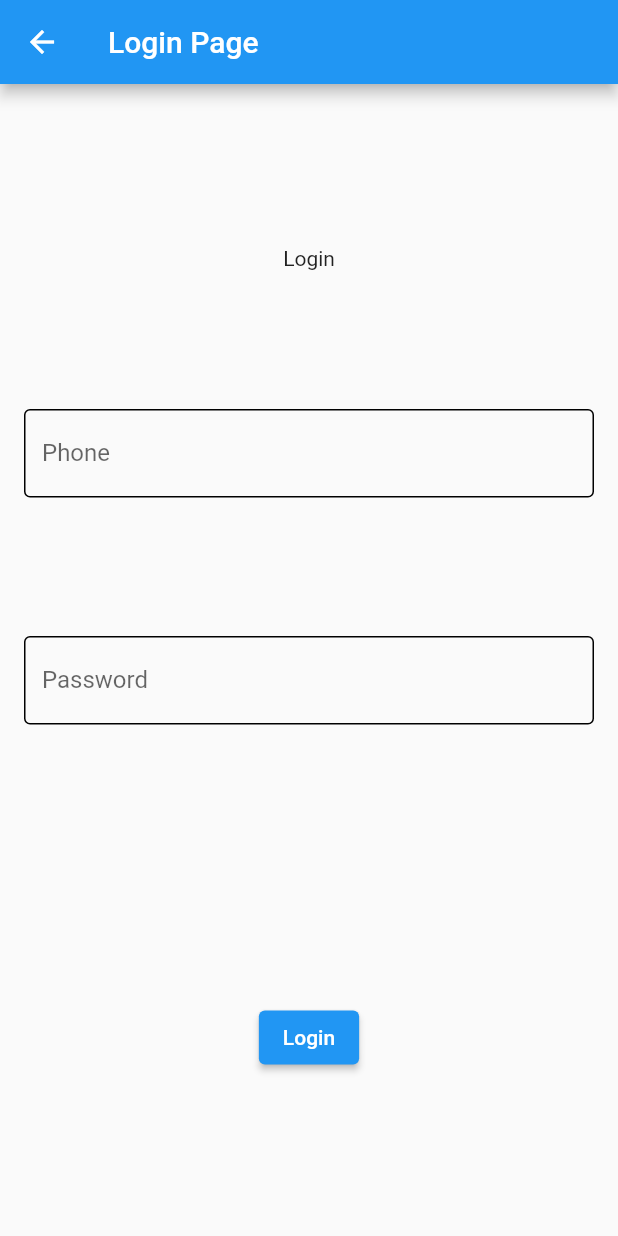
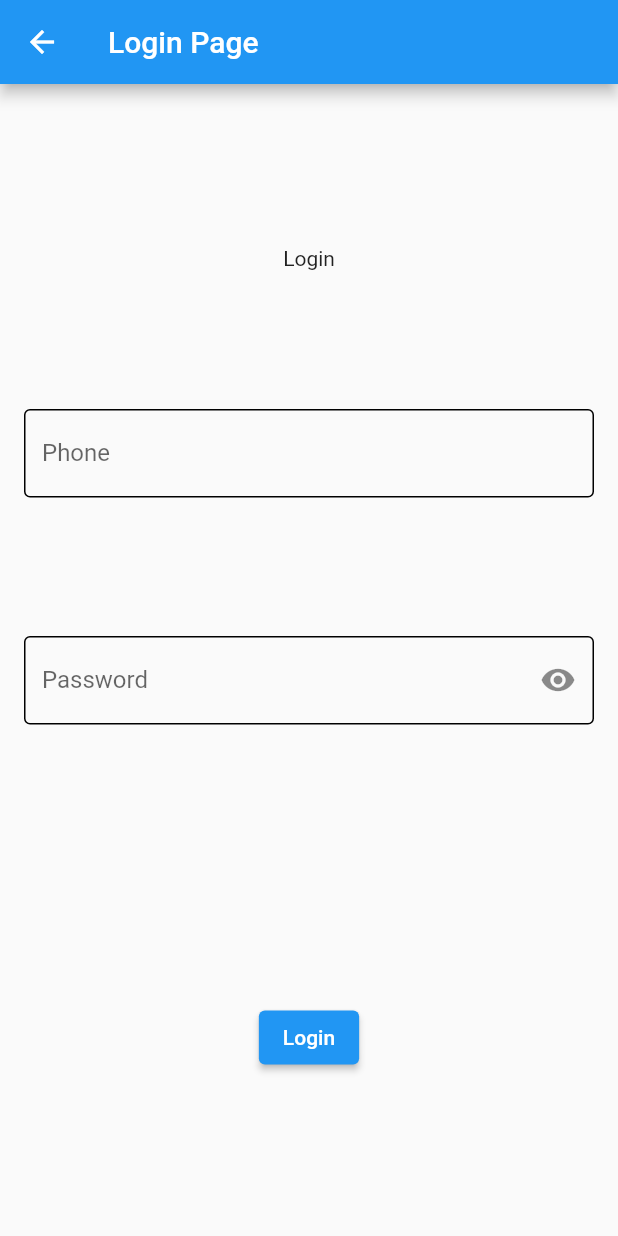
Before and after one commit to Jamshid1901/foode_app, a Flutter app: the LoginPage screen opened directly, on a phone screen of 412 x 824 dp. Run offline on Flutter 3.47's test engine with Material 2 defaults, Android fonts, the phone set to English and light mode, and no system bars; our stand-ins replace cloud_firestore, firebase_auth, firebase_core, firebase_storage, flutter_screenutil, image_cropper and 3 more; accounts and stored records are empty.

Commit message:
- add visibility

```diff
--- /dev/null
+++ b/lib/controller/app_cotroller.dart
@@ -0,0 +1,12 @@
+import 'package:flutter/cupertino.dart';
+
+class AppController extends ChangeNotifier{
+  bool isVisibility = true;
+
+
+  onChange(){
+    isVisibility = !isVisibility;
+    notifyListeners();
+  }
+
+}
--- a/lib/main.dart
+++ b/lib/main.dart
@@ -1,6 +1,7 @@
 import 'package:firebase_core/firebase_core.dart';
 import 'package:flutter/material.dart';
 import 'package:flutter_screenutil/flutter_screenutil.dart';
+import 'package:foode_app/controller/app_cotroller.dart';
 import 'package:foode_app/controller/auth_controller.dart';
 import 'package:foode_app/controller/user_controller.dart';
 import 'package:provider/provider.dart';
@@ -21,7 +22,8 @@ class MyApp extends StatelessWidget {
     return MultiProvider(
       providers: [
         ChangeNotifierProvider(create: (context) => AuthController()),
-        ChangeNotifierProvider(create: (context) => UserController())
+        ChangeNotifierProvider(create: (context) => UserController()),
+        ChangeNotifierProvider(create: (context) => AppController())
       ],
       child: ScreenUtilInit(
           designSize: const Size(360, 690),
--- a/lib/view/component/custom_text_from.dart
+++ b/lib/view/component/custom_text_from.dart
@@ -1,27 +1,43 @@
 import 'package:flutter/material.dart';
+import 'package:foode_app/controller/app_cotroller.dart';
+import 'package:provider/provider.dart';
 
 class CustomTextFrom extends StatelessWidget {
   final TextEditingController controller;
   final String label;
   final TextInputType keyboardType;
+  final bool isObscure;
 
-  const CustomTextFrom(
-      {Key? key,
-      required this.controller,
-      required this.label,
-      this.keyboardType = TextInputType.text})
-      : super(key: key);
+  const CustomTextFrom({
+    Key? key,
+    required this.controller,
+    required this.label,
+    this.keyboardType = TextInputType.text,
+    this.isObscure = false,
+  }) : super(key: key);
 
   @override
   Widget build(BuildContext context) {
     return TextFormField(
       controller: controller,
       keyboardType: keyboardType,
+      obscureText:
+          isObscure ? (context.watch<AppController>().isVisibility) : false,
       decoration: InputDecoration(
           labelText: label,
           border: OutlineInputBorder(),
           enabledBorder: OutlineInputBorder(),
-          focusedBorder: OutlineInputBorder()),
+          focusedBorder: OutlineInputBorder(),
+          suffixIcon: isObscure
+              ? IconButton(
+                  onPressed: () {
+                    context.read<AppController>().onChange();
+                  },
+                  icon: context.watch<AppController>().isVisibility
+                      ? const Icon(Icons.visibility)
+                      : const Icon(Icons.visibility_off),
+                )
+              : const SizedBox.shrink()),
     );
   }
 }
--- a/lib/view/pages/auth/login_page.dart
+++ b/lib/view/pages/auth/login_page.dart
@@ -41,11 +41,11 @@ class _LoginPageState extends State<LoginPage> {
         child: Column(
           mainAxisAlignment: MainAxisAlignment.spaceEvenly,
           children: [
-            Center(
+            const Center(
               child: Text("Login"),
             ),
             CustomTextFrom(controller: phoneController, label: "Phone"),
-            CustomTextFrom(controller: passwordController, label: "Password"),
+            CustomTextFrom(controller: passwordController, label: "Password",isObscure: true,),
             context.watch<AuthController>().errorText != null
                 ? Text(context.watch<AuthController>().errorText ?? "")
                 : const SizedBox.shrink(),
```
